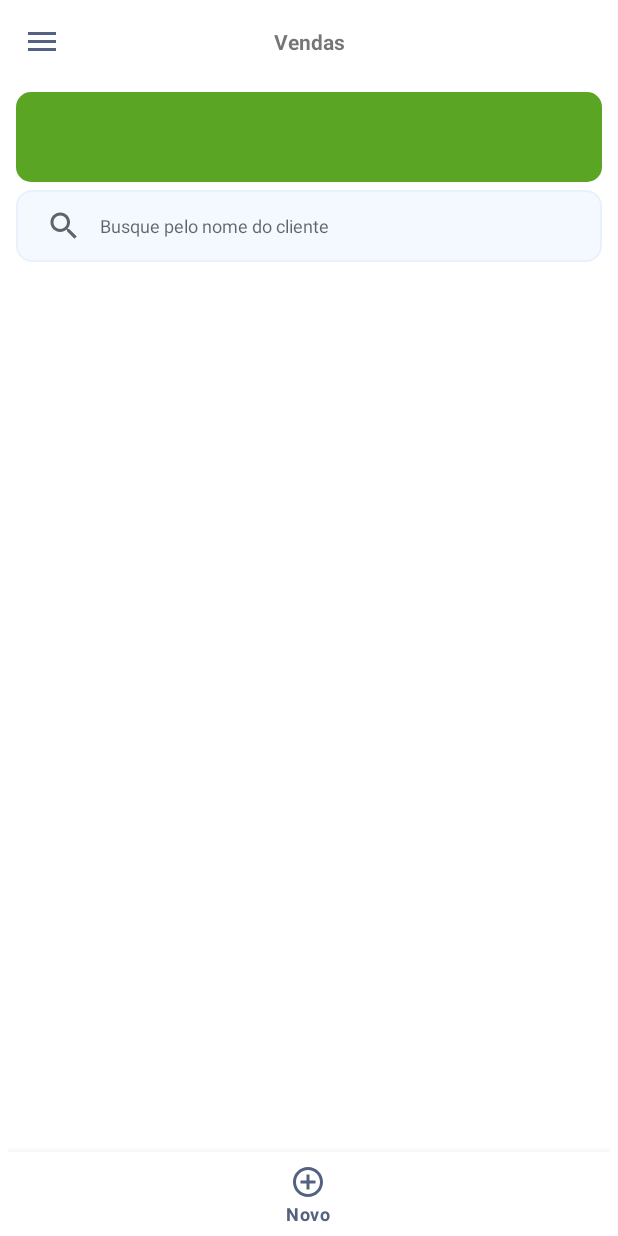
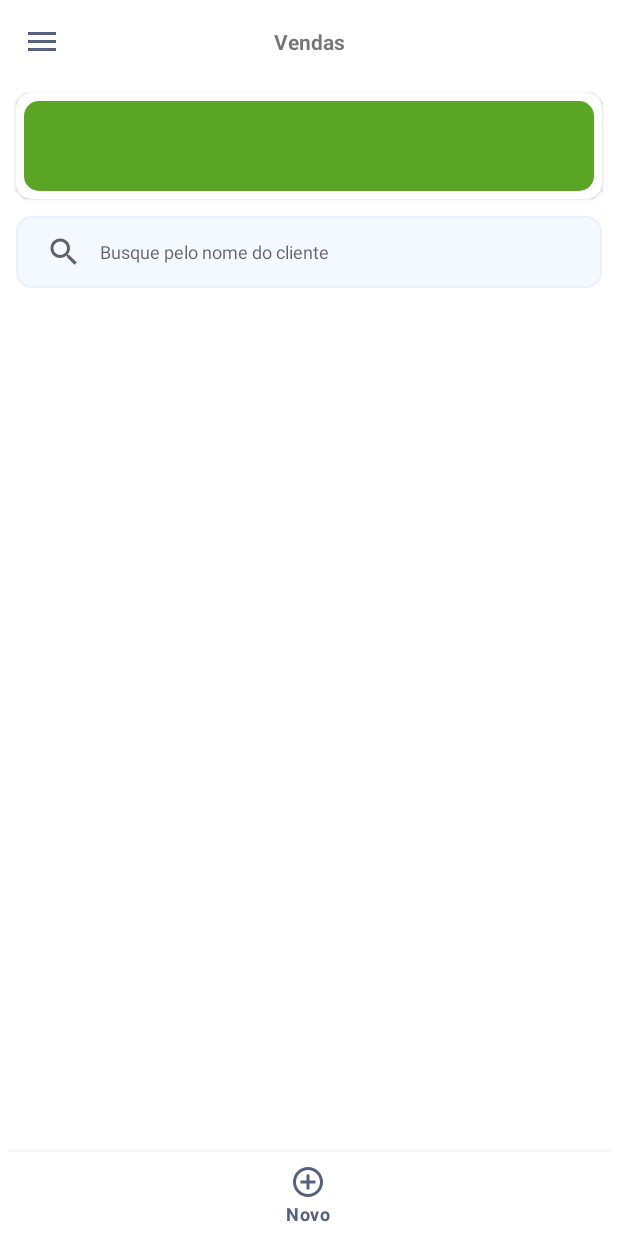
Before and after one commit to produzesistemas/vendasnow_pro, an Android app: the screen it shows after launch once a user with an empty profile is signed in (MainActivity), in the side drawer, after a tap on "Vendas", on a phone screen of 412 x 824 dp. Run offline under Robolectric (Android 15) with nearby library versions, the phone set to English and light mode, and no system bars; our stand-ins replace CircleImageView, Firebase (no records; nobody signed in at launch, a user with empty details on screens opened directly), Picasso, data binding, navigation-ui; 1 statement that could not run was skipped.

Commit message:
implementação de valor total de vendas na lista

```diff
--- a/app/src/main/res/layout/fragment_sale.xml
+++ b/app/src/main/res/layout/fragment_sale.xml
@@ -9,6 +9,18 @@
         android:layout_marginStart="5dp"
         android:layout_marginEnd="5dp">
 
+        <androidx.cardview.widget.CardView
+            android:id="@+id/cardView"
+            android:layout_width="match_parent"
+            android:layout_height="wrap_content"
+            app:cardCornerRadius="10dp"
+            app:cardElevation="1dp"
+            app:cardUseCompatPadding="true"
+            android:foreground="?attr/selectableItemBackground"
+            app:layout_constraintEnd_toEndOf="parent"
+            app:layout_constraintStart_toStartOf="parent"
+            app:layout_constraintTop_toTopOf="parent">
+
             <TextView
                 android:id="@+id/textViewTotalSale"
                 android:layout_width="match_parent"
@@ -19,6 +31,10 @@
                 app:layout_constraintEnd_toEndOf="parent"
                 app:layout_constraintStart_toStartOf="parent"
                 app:layout_constraintTop_toTopOf="parent" />
+
+        </androidx.cardview.widget.CardView>
+
+
 
         <SearchView
             android:id="@+id/searchView"
@@ -33,7 +49,7 @@
             android:theme="@style/SearchViewStyle"
             app:defaultQueryHint="@string/hint_search_view_sale"
             app:layout_constraintStart_toStartOf="parent"
-            app:layout_constraintTop_toBottomOf="@+id/textViewTotalSale"></SearchView>
+            app:layout_constraintTop_toBottomOf="@+id/cardView"></SearchView>
 
         <androidx.recyclerview.widget.RecyclerView
             android:id="@+id/recyclerView"
```
Lines whose indentation alone changed are shown as unchanged.
